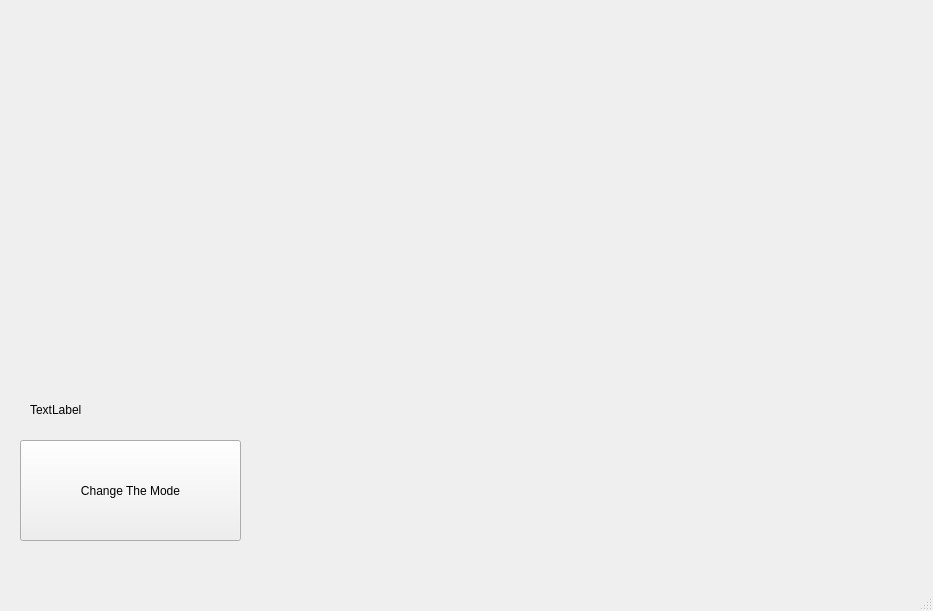
First picture: the form in QTViewer/mainwindow.ui, repository daijiaweicb/Outdoor-Photography-Helmet-with-Physical-Condition-Monitoring, before the edit.
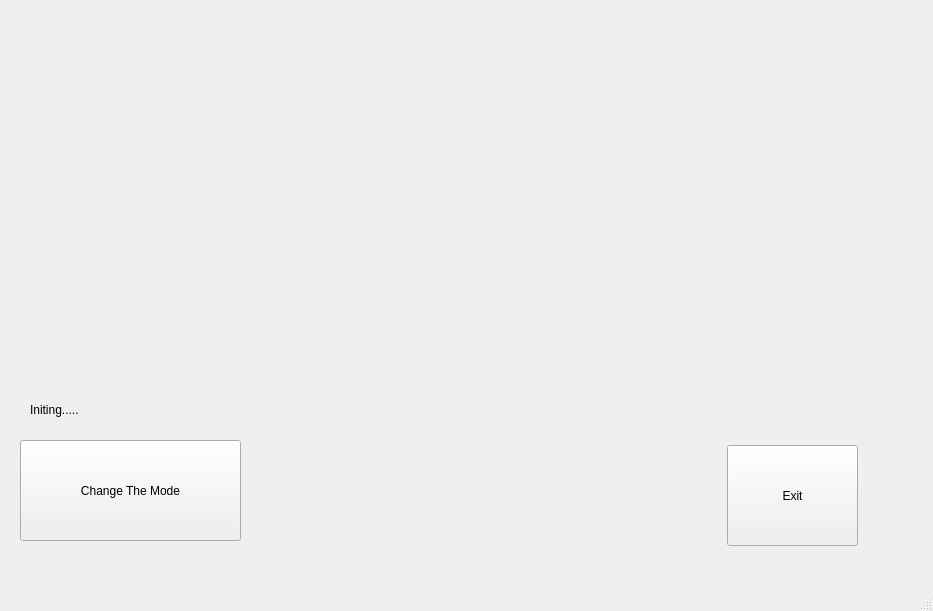
Second picture: the form after the edit.

Patch:
```diff
--- a/QTViewer/mainwindow.ui
+++ b/QTViewer/mainwindow.ui
@@ -46,8 +46,24 @@
       <height>20</height>
      </rect>
     </property>
+    <property name="lineWidth">
+     <number>2</number>
+    </property>
     <property name="text">
-     <string>TextLabel</string>
+     <string>Initing.....</string>
+    </property>
+   </widget>
+   <widget class="QPushButton" name="Exit">
+    <property name="geometry">
+     <rect>
+      <x>727</x>
+      <y>445</y>
+      <width>131</width>
+      <height>101</height>
+     </rect>
+    </property>
+    <property name="text">
+     <string>Exit</string>
     </property>
    </widget>
   </widget>
```
